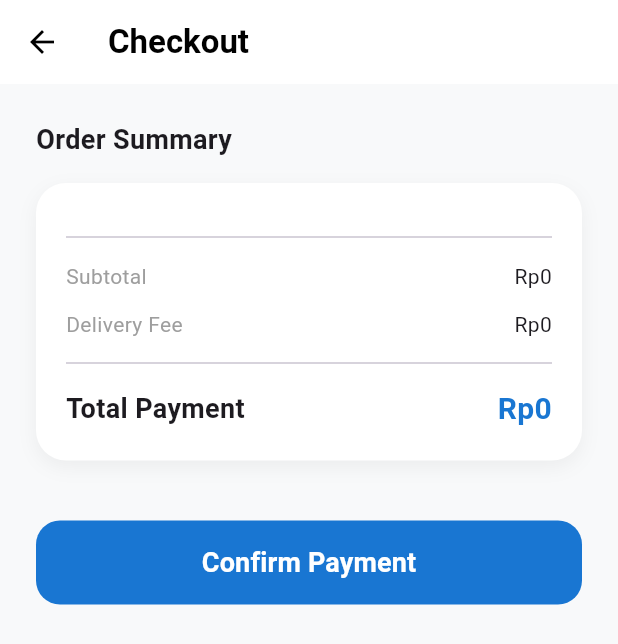
After one commit to GAJAHGAJAH/testing, a Flutter app: the CheckoutPage screen opened directly, on a phone screen of 412 x 824 dp. The commit adds this screen. Shown: the top 644 px of the screen. Run offline on Flutter 3.47's test engine with Material 3 defaults, Android fonts, the phone set to English and light mode, and no system bars; our stand-ins replace dio, email_validator, equatable, firebase_auth, firebase_core, flutter_secure_storage and 1 more; accounts and stored records are empty; Roboto replaces fonts that are missing (Poppins).

Commit message:
menambahkan import backend dan string cart

```diff
--- a/lib/core/routes/app_router.dart
+++ b/lib/core/routes/app_router.dart
@@ -4,6 +4,8 @@ import 'package:flutter_auth_backend_app/features/auth/presentation/pages/regist
 import 'package:flutter_auth_backend_app/features/auth/presentation/pages/verify_email_page.dart';
 import 'package:flutter_auth_backend_app/features/dashboard/presentation/pages/dashboard_page.dart';
 import 'package:flutter_auth_backend_app/features/splash/presentation/pages/splash_page.dart';
+import 'package:flutter_auth_backend_app/features/cart/presentation/pages/cart_page.dart';
+import 'package:flutter_auth_backend_app/features/cart/presentation/pages/checkout_page.dart';
 import 'package:flutter_auth_backend_app/guards/auth_guard.dart';
 
 class AppRouter {
@@ -12,6 +14,8 @@ class AppRouter {
   static const String register = '/register';
   static const String verifyEmail = '/verify-email';
   static const String dashboard = '/dashboard';
+  static const String cart = '/cart';
+  static const String checkout = '/checkout';
 
   static Map<String, WidgetBuilder> get routes => {
         splash: (_) => const SplashPage(),
@@ -19,5 +23,7 @@ class AppRouter {
         register: (_) => const RegisterPage(),
         verifyEmail: (_) => const VerifyEmailPage(),
         dashboard: (_) => const AuthGuard(child: DashboardPage()),
+        cart: (_) => const AuthGuard(child: CartPage()),
+        checkout: (_) => const AuthGuard(child: CheckoutPage()),
       };
 }
--- /dev/null
+++ b/lib/features/cart/domain/entities/cart_item.dart
@@ -0,0 +1,36 @@
+import 'package:equatable/equatable.dart';
+
+class CartItem extends Equatable {
+  final int id;
+  final String name;
+  final double price;
+  final int quantity;
+  final String imageUrl;
+
+  const CartItem({
+    required this.id,
+    required this.name,
+    required this.price,
+    required this.quantity,
+    required this.imageUrl,
+  });
+
+  CartItem copyWith({
+    int? id,
+    String? name,
+    double? price,
+    int? quantity,
+    String? imageUrl,
+  }) {
+    return CartItem(
+      id: id ?? this.id,
+      name: name ?? this.name,
+      price: price ?? this.price,
+      quantity: quantity ?? this.quantity,
+      imageUrl: imageUrl ?? this.imageUrl,
+    );
+  }
+
+  @override
+  List<Object?> get props => [id, name, price, quantity, imageUrl];
+}
--- /dev/null
+++ b/lib/features/cart/domain/usecases/cart_usecases.dart
@@ -0,0 +1,41 @@
+import '../entities/cart_item.dart';
+import '../repositories/cart_repository.dart';
+
+class CartUseCases {
+  final CartRepository repository;
+
+  CartUseCases(this.repository);
+
+  List<CartItem> getCartItems() => repository.getCartItems();
+
+  void addToCart(CartItem item) {
+    final existingItems = repository.getCartItems();
+    final index = existingItems.indexWhere((i) => i.id == item.id);
+
+    if (index != -1) {
+      repository.updateQuantity(item.id, existingItems[index].quantity + 1);
+    } else {
+      repository.addToCart(item);
+    }
+  }
+
+  void removeFromCart(int productId) => repository.removeFromCart(productId);
+
+  void updateQuantity(int productId, int quantity) {
+    if (quantity <= 0) {
+      repository.removeFromCart(productId);
+    } else {
+      repository.updateQuantity(productId, quantity);
+    }
+  }
+
+  void clearCart() => repository.clearCart();
+
+  double calculateTotal() {
+    return repository.getCartItems().fold(0, (sum, item) => sum + (item.price * item.quantity));
+  }
+
+  int getItemCount() {
+    return repository.getCartItems().fold(0, (sum, item) => sum + item.quantity);
+  }
+}
--- /dev/null
+++ b/lib/features/cart/presentation/pages/checkout_page.dart
@@ -0,0 +1,170 @@
+import 'package:flutter/material.dart';
+import 'package:provider/provider.dart';
+import '../providers/cart_provider.dart';
+import '../../../../core/routes/app_router.dart';
+
+class CheckoutPage extends StatefulWidget {
+  const CheckoutPage({super.key});
+
+  @override
+  State<CheckoutPage> createState() => _CheckoutPageState();
+}
+
+class _CheckoutPageState extends State<CheckoutPage> {
+  bool _isProcessing = false;
+
+  void _handleCheckout(BuildContext context) async {
+    setState(() => _isProcessing = true);
+
+    // Simulate API call
+    await Future.delayed(const Duration(seconds: 2));
+
+    if (!mounted) return;
+
+    final cart = context.read<CartProvider>();
+    cart.clear();
+
+    setState(() => _isProcessing = false);
+
+    _showSuccessDialog(context);
+  }
+
+  void _showSuccessDialog(BuildContext context) {
+    showDialog(
+      context: context,
+      barrierDismissible: false,
+      builder: (context) => AlertDialog(
+        shape: RoundedRectangleBorder(borderRadius: BorderRadius.circular(20)),
+        content: Column(
+          mainAxisSize: MainAxisSize.min,
+          children: [
+            const SizedBox(height: 20),
+            Container(
+              padding: const EdgeInsets.all(16),
+              decoration: const BoxDecoration(color: Colors.green, shape: BoxShape.circle),
+              child: const Icon(Icons.check, size: 48, color: Colors.white),
+            ),
+            const SizedBox(height: 24),
+            const Text('Payment Successful!', style: TextStyle(fontSize: 20, fontWeight: FontWeight.bold)),
+            const SizedBox(height: 12),
+            const Text('Your order has been placed and is being processed.', textAlign: TextAlign.center, style: TextStyle(color: Colors.grey)),
+            const SizedBox(height: 32),
+            SizedBox(
+              width: double.infinity,
+              child: ElevatedButton(
+                onPressed: () {
+                  Navigator.of(context).popUntil((route) => route.isFirst);
+                  Navigator.pushReplacementNamed(context, AppRouter.dashboard);
+                },
+                style: ElevatedButton.styleFrom(
+                  backgroundColor: Colors.blue.shade700,
+                  foregroundColor: Colors.white,
+                  padding: const EdgeInsets.symmetric(vertical: 16),
+                  shape: RoundedRectangleBorder(borderRadius: BorderRadius.circular(12)),
+                ),
+                child: const Text('Back to Home', style: TextStyle(fontWeight: FontWeight.bold)),
+              ),
+            ),
+          ],
+        ),
+      ),
+    );
+  }
+
+  @override
+  Widget build(BuildContext context) {
+    final cart = context.watch<CartProvider>();
+
+    return Scaffold(
+      backgroundColor: const Color(0xFFF8F9FA),
+      appBar: AppBar(
+        title: const Text('Checkout', style: TextStyle(fontWeight: FontWeight.bold)),
+        elevation: 0,
+        backgroundColor: Colors.white,
+        foregroundColor: Colors.black,
+      ),
+      body: Stack(
+        children: [
+          SingleChildScrollView(
+            padding: const EdgeInsets.all(24),
+            child: Column(
+              crossAxisAlignment: CrossAxisAlignment.start,
+              children: [
+                const Text('Order Summary', style: TextStyle(fontSize: 18, fontWeight: FontWeight.bold)),
+                const SizedBox(height: 16),
+                Container(
+                  padding: const EdgeInsets.all(20),
+                  decoration: BoxDecoration(
+                    color: Colors.white,
+                    borderRadius: BorderRadius.circular(20),
+                    boxShadow: [BoxShadow(color: Colors.black.withOpacity(0.05), blurRadius: 10, offset: const Offset(0, 4))],
+                  ),
+                  child: Column(
+                    children: [
+                      ...cart.items.map((item) => Padding(
+                        padding: const EdgeInsets.only(bottom: 12),
+                        child: Row(
+                          mainAxisAlignment: MainAxisAlignment.spaceBetween,
+                          children: [
+                            Expanded(child: Text('${item.quantity}x ${item.name}', style: const TextStyle(color: Colors.black87))),
+                            Text('Rp${(item.price * item.quantity).toStringAsFixed(0)}', style: const TextStyle(fontWeight: FontWeight.w600)),
+                          ],
+                        ),
+                      )),
+                      const Divider(height: 32),
+                      Row(
+                        mainAxisAlignment: MainAxisAlignment.spaceBetween,
+                        children: [
+                          const Text('Subtotal', style: TextStyle(color: Colors.grey)),
+                          Text('Rp${cart.totalPrice.toStringAsFixed(0)}'),
+                        ],
+                      ),
+                      const SizedBox(height: 12),
+                      const Row(
+                        mainAxisAlignment: MainAxisAlignment.spaceBetween,
+                        children: [
+                          Text('Delivery Fee', style: TextStyle(color: Colors.grey)),
+                          Text('Rp0'),
+                        ],
+                      ),
+                      const Divider(height: 32),
+                      Row(
+                        mainAxisAlignment: MainAxisAlignment.spaceBetween,
+                        children: [
+                          const Text('Total Payment', style: TextStyle(fontSize: 18, fontWeight: FontWeight.bold)),
+                          Text('Rp${cart.totalPrice.toStringAsFixed(0)}', style: TextStyle(fontSize: 20, fontWeight: FontWeight.bold, color: Colors.blue.shade700)),
+                        ],
+                      ),
+                    ],
+                  ),
+                ),
+                const SizedBox(height: 40),
+                SizedBox(
+                  width: double.infinity,
+                  height: 56,
+                  child: ElevatedButton(
+                    onPressed: _isProcessing ? null : () => _handleCheckout(context),
+                    style: ElevatedButton.styleFrom(
+                      backgroundColor: Colors.blue.shade700,
+                      foregroundColor: Colors.white,
+                      shape: RoundedRectangleBorder(borderRadius: BorderRadius.circular(16)),
+                      elevation: 0,
+                    ),
+                    child: _isProcessing
+                      ? const SizedBox(width: 24, height: 24, child: CircularProgressIndicator(color: Colors.white, strokeWidth: 2))
+                      : const Text('Confirm Payment', style: TextStyle(fontSize: 18, fontWeight: FontWeight.bold)),
+                  ),
+                ),
+              ],
+            ),
+          ),
+          if (_isProcessing)
+            Container(
+              color: Colors.black.withOpacity(0.1),
+              child: const Center(child: CircularProgressIndicator()),
+            ),
+        ],
+      ),
+    );
+  }
+}
--- /dev/null
+++ b/lib/features/cart/presentation/providers/cart_provider.dart
@@ -0,0 +1,37 @@
+import 'package:flutter/material.dart';
+import '../../domain/entities/cart_item.dart';
+import '../../domain/usecases/cart_usecases.dart';
+import '../../data/repositories/cart_repository_impl.dart';
+
+class CartProvider extends ChangeNotifier {
+  // Simple DI for this example, but structured to follow the flow
+  late final CartUseCases _useCases;
+
+  CartProvider() {
+    _useCases = CartUseCases(CartRepositoryImpl());
+  }
+
+  List<CartItem> get items => _useCases.getCartItems();
+  double get totalPrice => _useCases.calculateTotal();
+  int get itemCount => _useCases.getItemCount();
+
+  void addItem(CartItem item) {
+    _useCases.addToCart(item);
+    notifyListeners();
+  }
+
+  void removeItem(int productId) {
+    _useCases.removeFromCart(productId);
+    notifyListeners();
+  }
+
+  void updateQuantity(int productId, int quantity) {
+    _useCases.updateQuantity(productId, quantity);
+    notifyListeners();
+  }
+
+  void clear() {
+    _useCases.clearCart();
+    notifyListeners();
+  }
+}
```
Also changed, not shown: lib/features/cart/data/repositories/cart_repository_impl.dart (added, +32 -0 lines), lib/features/cart/domain/repositories/cart_repository.dart (added, +9 -0 lines), lib/features/cart/presentation/pages/cart_page.dart (added, +245 -0 lines), lib/features/dashboard/presentation/pages/dashboard_page.dart (+123 -14 lines).
